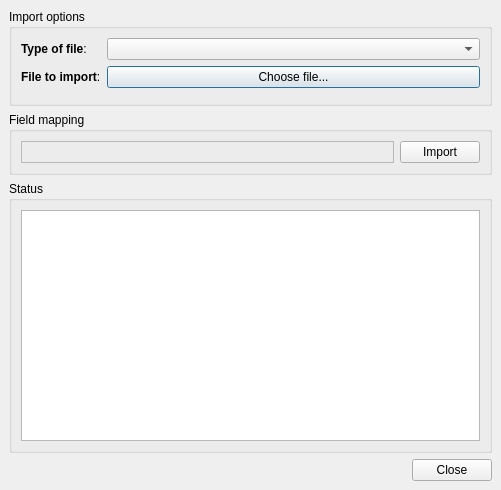
This is designer/importing.ui in ludiosarchive/anki as Qt 5 draws it before an edit. The edited form follows.
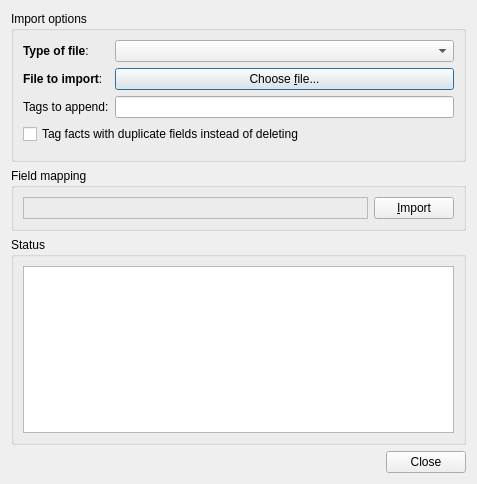
This is the edited form.

Commit message: Import repackaged anki 0.9.5

```diff
--- a/designer/importing.ui
+++ b/designer/importing.ui
@@ -5,29 +5,14 @@
    <rect>
     <x>0</x>
     <y>0</y>
-    <width>501</width>
-    <height>490</height>
+    <width>477</width>
+    <height>484</height>
    </rect>
   </property>
   <property name="windowTitle" >
    <string>Import</string>
   </property>
   <layout class="QVBoxLayout" >
-   <property name="spacing" >
-    <number>6</number>
-   </property>
-   <property name="leftMargin" >
-    <number>9</number>
-   </property>
-   <property name="topMargin" >
-    <number>9</number>
-   </property>
-   <property name="rightMargin" >
-    <number>9</number>
-   </property>
-   <property name="bottomMargin" >
-    <number>9</number>
-   </property>
    <item>
     <widget class="QGroupBox" name="groupBox" >
      <property name="title" >
@@ -79,7 +64,10 @@
         <item row="1" column="1" >
          <widget class="QPushButton" name="file" >
           <property name="text" >
-           <string>Choose file...</string>
+           <string>Choose &amp;file...</string>
+          </property>
+          <property name="default" >
+           <bool>true</bool>
           </property>
          </widget>
         </item>
@@ -100,8 +88,25 @@
           </property>
          </widget>
         </item>
+        <item row="2" column="0" >
+         <widget class="QLabel" name="label_4" >
+          <property name="text" >
+           <string>Tags to append:</string>
+          </property>
+         </widget>
+        </item>
+        <item row="2" column="1" >
+         <widget class="QLineEdit" name="tags" />
+        </item>
        </layout>
       </item>
+      <item>
+       <widget class="QCheckBox" name="tagDuplicates" >
+        <property name="text" >
+         <string>Tag facts with duplicate fields instead of deleting</string>
+        </property>
+       </widget>
+      </item>
       <item>
        <widget class="QWidget" native="1" name="modelArea" />
       </item>
@@ -158,7 +163,7 @@
         <item row="0" column="2" >
          <widget class="QPushButton" name="importButton" >
           <property name="text" >
-           <string>Import</string>
+           <string>&amp;Import</string>
           </property>
          </widget>
         </item>
```
Left out of the diff: 2 changed lines with no effect on the pictures. The commit also changes 52 other files.
